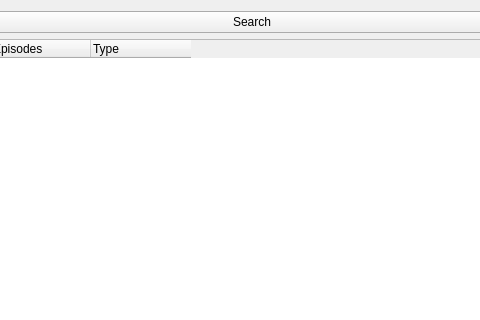
This is src/ui/dialog_search.ui in KasaiDot/Ouroboros as Qt 5 draws it before an edit; both pictures show x 121 to 601 and y 0 to 320 of the 746 by 653 pixel window. The edited form follows.
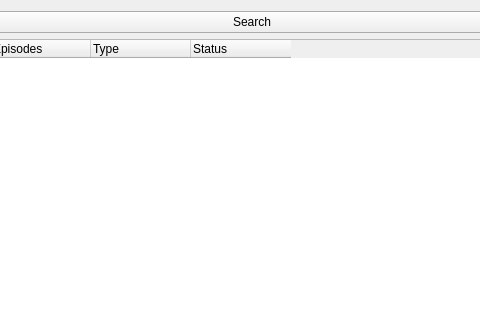
This is the edited form. Icons and pictures are not drawn.

What changed in the file:
```diff
--- a/src/ui/dialog_search.ui
+++ b/src/ui/dialog_search.ui
@@ -102,6 +102,11 @@
          <string>Type</string>
         </property>
        </column>
+       <column>
+        <property name="text">
+         <string>Status</string>
+        </property>
+       </column>
       </widget>
      </item>
     </layout>
```
